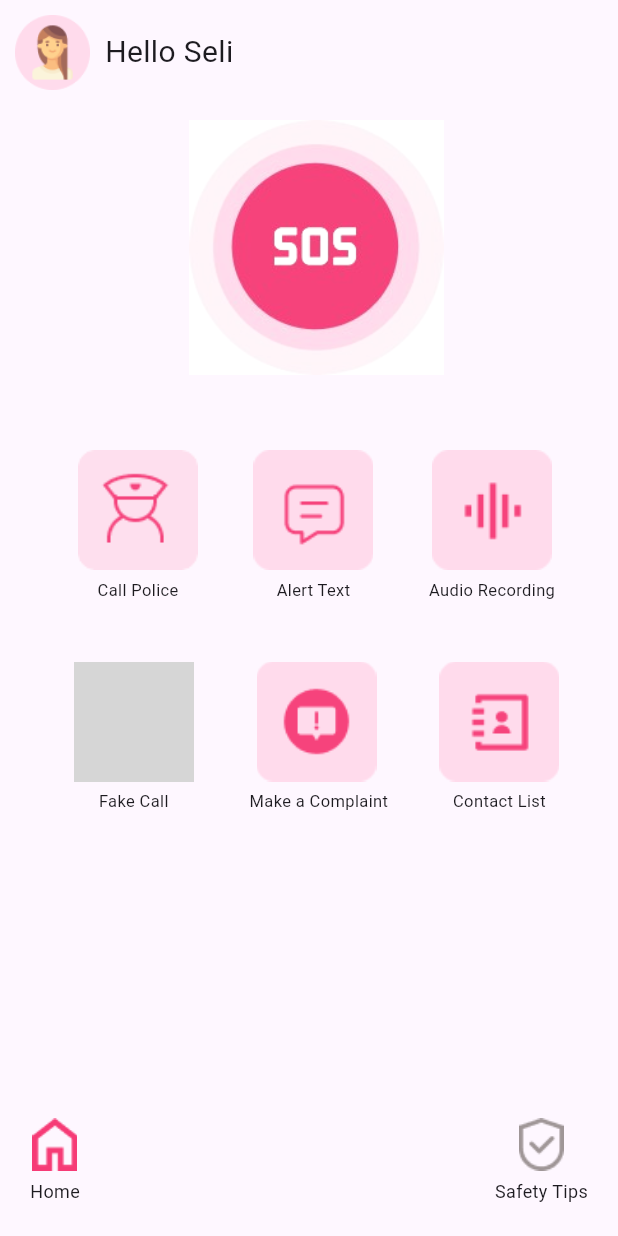
After one commit to chamanthika/SheSafe, a Flutter app: the Homepage screen opened directly, on a phone screen of 412 x 824 dp. The commit adds this screen. Run offline on Flutter 3.47's test engine with Material 3 defaults, Android fonts, the light colour scheme and no system bars; our stand-ins replace firebase_auth, firebase_core, google_maps_flutter, smooth_page_indicator; accounts and stored records are empty; grey boxes are pictures that could not be loaded.

Commit message:
UI Update

```diff
--- /dev/null
+++ b/flutter_application_1/lib/home_page.dart
@@ -0,0 +1,231 @@
+import 'package:flutter/material.dart';
+
+class Homepage extends StatelessWidget {
+  const Homepage({super.key});
+
+  @override
+  Widget build(BuildContext context) {
+    return SafeArea(
+      child: Scaffold(
+        body: Column(
+          crossAxisAlignment: CrossAxisAlignment.stretch,
+          children: [
+            Expanded(
+              child: SingleChildScrollView(
+                child: Padding(
+                  padding: const EdgeInsets.only(top: 10.0, left: 10.0),
+                  child: Column(
+                    crossAxisAlignment: CrossAxisAlignment.start,
+                    children: [
+                      Row(
+                        children: [
+                          Container(
+                            height: 50,
+                            width: 50,
+                            decoration: const BoxDecoration(
+                              image: DecorationImage(
+                                image: AssetImage('assets/images/user1.png'), // Provide correct image path
+                                fit: BoxFit.cover, // Adjust as needed
+                              ),
+                            ),
+                          ),
+                          SizedBox(width: 10),
+                          Text(
+                            "Hello Seli",
+                            style: TextStyle(
+                              fontSize: 20,
+                            ),
+                          ),
+                        ],
+                      ),
+                      SizedBox(height: 20), // Spacer between the Row and the centered Container
+                      Center(
+                        child: Container(
+                          height: 170,
+                          width: 170,
+                          decoration: BoxDecoration(
+                            image: DecorationImage(
+                              image: AssetImage('assets/images/sos.png'),
+                              fit: BoxFit.cover, // Adjust as needed
+                            ),
+                          ),
+                        ),
+                      ),
+                      SizedBox(height: 50), // Spacer between the centered Container and the Row of images
+                      Padding(
+                        padding: const EdgeInsets.symmetric(horizontal: 5), // Adjust the horizontal padding
+                        child: Row(
+                          mainAxisAlignment: MainAxisAlignment.spaceEvenly,
+                          children: [
+                            Column(
+                              children: [
+                                Image.asset(
+                                  'assets/images/callpolice.png', // Provide correct image path
+                                  height: 80,
+                                  width: 80, // Adjust width to 80
+                                  fit: BoxFit.cover, // Adjust as needed
+                                ),
+                                SizedBox(height: 5),
+                                Text(
+                                  'Call Police',
+                                  style: TextStyle(
+                                    fontSize: 11,
+                                  ),
+                                ),
+                              ],
+                            ),
+                            Column(
+                              children: [
+                                Image.asset(
+                                  'assets/images/alerttext.png', // Provide correct image path
+                                  height: 80,
+                                  width: 80, // Adjust width to 80
+                                  fit: BoxFit.cover, // Adjust as needed
+                                ),
+                                SizedBox(height: 5),
+                                Text(
+                                  'Alert Text',
+                                  style: TextStyle(
+                                    fontSize: 11,
+                                  ),
+                                ),
+                              ],
+                            ),
+                            Column(
+                              children: [
+                                Image.asset(
+                                  'assets/images/audio.png', // Provide correct image path
+                                  height: 80,
+                                  width: 80, // Adjust width to 80
+                                  fit: BoxFit.cover, // Adjust as needed
+                                ),
+                                SizedBox(height: 5),
+                                Text(
+                                  'Audio Recording',
+                                  style: TextStyle(
+                                    fontSize: 11,
+                                  ),
+                                ),
+                              ],
+                            ),
+                          ],
+                        ),
+                      ),
+                      SizedBox(height: 40), // Spacer between the rows of images
+                      Padding(
+                        padding: const EdgeInsets.symmetric(horizontal: 5), // Adjust the horizontal padding
+                        child: Row(
+                          mainAxisAlignment: MainAxisAlignment.spaceEvenly,
+                          children: [
+                            Column(
+                              children: [
+                                Image.asset(
+                                  'assets/images/fakecall.png', // Provide correct image path
+                                  height: 80,
+                                  width: 80, // Adjust width to 80
+                                  fit: BoxFit.cover, // Adjust as needed
+                                ),
+                                SizedBox(height: 5),
+                                Text(
+                                  'Fake Call',
+                                  style: TextStyle(
+                                    fontSize: 11,
+                                  ),
+                                ),
+                              ],
+                            ),
+                            Column(
+                              children: [
+                                Image.asset(
+                                  'assets/images/complaint.png', // Provide correct image path
+                                  height: 80,
+                                  width: 80, // Adjust width to 80
+                                  fit: BoxFit.cover, // Adjust as needed
+                                ),
+                                SizedBox(height: 5),
+                                Text(
+                                  ' Make a Complaint',
+                                  style: TextStyle(
+                                    fontSize: 11,
+                                  ),
+                                ),
+                              ],
+                            ),
+                            Column(
+                              children: [
+                                Image.asset(
+                                  'assets/images/emergency.png', // Provide correct image path
+                                  height: 80,
+                                  width: 80, // Adjust width to 80
+                                  fit: BoxFit.cover, // Adjust as needed
+                                ),
+                                SizedBox(height: 5),
+                                Text(
+                                  'Contact List',
+                                  style: TextStyle(
+                                    fontSize: 11,
+                                  ),
+                                ),
+                              ],
+                            ),
+                          ],
+                        ),
+                      ),
+                    ],
+                  ),
+                ),
+              ),
+            ),
+            Container(
+              height: 100,
+              child: Padding(
+                padding: const EdgeInsets.symmetric(horizontal: 20), // Adjust the horizontal padding
+                child: Row(
+                  mainAxisAlignment: MainAxisAlignment.spaceBetween,
+                  children: [
+                    Column(
+                      mainAxisAlignment: MainAxisAlignment.center,
+                      children: [
+                        Image.asset(
+                          'assets/images/homelogo.png',
+                          height: 35,
+                          width: 30,
+                          fit: BoxFit.cover,
+                        ),
+                        SizedBox(height: 5),
+                        Text(
+                          'Home',
+                          style: TextStyle(
+                            fontSize: 12,
+                          ),
+                        ),
+                      ],
+                    ),
+                    Column(
+                      mainAxisAlignment: MainAxisAlignment.center,
+                      children: [
+                        Image.asset(
+                          'assets/images/safetytipslogo.png',
+                          height: 35,
+                          width: 30,
+                          fit: BoxFit.cover,
+                        ),
+                        SizedBox(height: 5),
+                        Text(
+                          'Safety Tips',
+                          style: TextStyle(
+                            fontSize: 12,
+                          ),
+                        ),
+                      ],
+                    ),
+                  ],
+                ),
+              ),
+            ),
+          ],
+        ),
+      ),
+    );
+  }
+}
--- a/flutter_application_1/lib/login.dart
+++ b/flutter_application_1/lib/login.dart
@@ -1,6 +1,6 @@
 import 'package:firebase_auth/firebase_auth.dart';
 import 'package:flutter/material.dart';
-import 'package:flutter_application_1/microphone_permission.dart';
+import 'package:flutter_application_1/home_page.dart';
 
 class Login extends StatelessWidget {
   final TextEditingController emailController = TextEditingController();
@@ -19,7 +19,7 @@ class Login extends StatelessWidget {
           .then(
             (value) => Navigator.push(
               context,
-              MaterialPageRoute(builder: (context) => const MicrophonePermission()),
+              MaterialPageRoute(builder: (context) => const Homepage()),
             ),
           );
     }
```
Also changed, not shown: flutter_application_1/pubspec.yaml (+23 -15 lines), flutter_application_1/assets/images/alerttext.png (added), flutter_application_1/assets/images/audio.png (added), flutter_application_1/assets/images/callpolice.png (added), flutter_application_1/assets/images/complaint.png (added), flutter_application_1/assets/images/emergency.png (added), flutter_application_1/assets/images/fakecall.png (added), flutter_application_1/assets/images/homelogo.png (added), flutter_application_1/assets/images/safetytipslogo.png (added), flutter_application_1/assets/images/sos.png (added), flutter_application_1/assets/images/user1.png (added).
